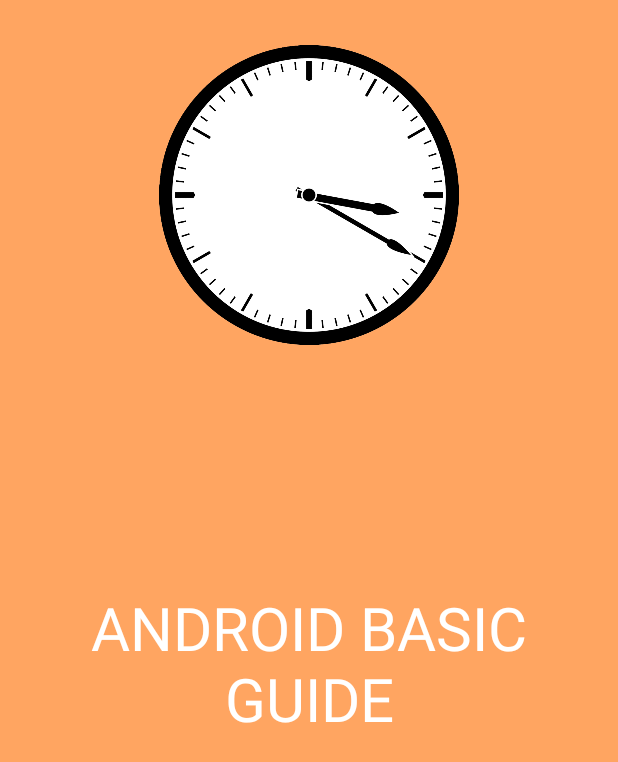
After one commit to goldenkyds/android_dev_guide, an Android app: the layout activity_splash_screen.xml on its own in the app's theme, with its tools: preview values and no code run, on a phone screen of 412 x 824 dp. The commit adds this screen. Shown: the top 762 px of the screen. Run offline under Robolectric (Android 15) with nearby library versions, the phone set to English and light mode, and no system bars.

Commit message:
Add Splash Screen

```diff
--- /dev/null
+++ b/app/src/main/res/layout/activity_splash_screen.xml
@@ -0,0 +1,22 @@
+<FrameLayout xmlns:android="http://schemas.android.com/apk/res/android"
+    xmlns:tools="http://schemas.android.com/tools" android:layout_width="match_parent"
+    android:layout_height="match_parent"
+    android:background="#ffffa561"
+    tools:context="com.goldenkyds.androidGuide.view.SplashScreen">
+
+    <ImageView
+        android:layout_marginTop="30dp"
+        android:layout_gravity="center_horizontal"
+        android:layout_width="200dp"
+        android:src="@drawable/clock_PNG6611"
+        android:layout_height="200dp" />
+    <TextView
+        android:layout_marginTop="30dp"
+        android:textSize="40sp"
+        android:textColor="@color/base.white"
+        android:layout_width="wrap_content"
+        android:gravity="center"
+        android:text="ANDROID BASIC GUIDE"
+        android:layout_gravity="center"
+        android:layout_height="wrap_content" />
+</FrameLayout>
--- /dev/null
+++ b/app/src/main/res/values/color.xml
@@ -0,0 +1,4 @@
+<?xml version="1.0" encoding="utf-8"?>
+<resources>
+    <color name="base.white">#fff</color>
+</resources>
--- a/app/src/main/res/values/strings.xml
+++ b/app/src/main/res/values/strings.xml
@@ -3,4 +3,5 @@
 
     <string name="hello_world">Hello world!</string>
     <string name="action_settings">Settings</string>
+    <string name="title_activity_splash_screen">SplashScreen</string>
 </resources>
--- a/app/src/main/res/values/styles.xml
+++ b/app/src/main/res/values/styles.xml
@@ -2,7 +2,7 @@
 
     <!-- Base application theme. -->
     <style name="AppTheme" parent="Theme.AppCompat.Light.NoActionBar">
-        <!-- Customize your theme here. -->
+         <item name="android:windowBackground">@color/base.white</item>
     </style>
 
 </resources>
```
Also changed, not shown: app/src/main/AndroidManifest.xml (+6 -2 lines), app/src/main/java/com/goldenkyds/androidGuide/MainActivity.java (added, +15 -0 lines), app/src/main/java/com/goldenkyds/androidGuide/view/SplashScreen.java (renamed from app/src/main/java/com/goldenkyds/androidguide/MainActivity.java, +5 -4 lines), app/src/main/res/layout/activity_main.xml (+9 -5 lines), app/src/main/res/menu/menu_splash_screen.xml (added, +7 -0 lines), app/src/main/res/drawable/clock_PNG6611.png (added), 2 other files.
